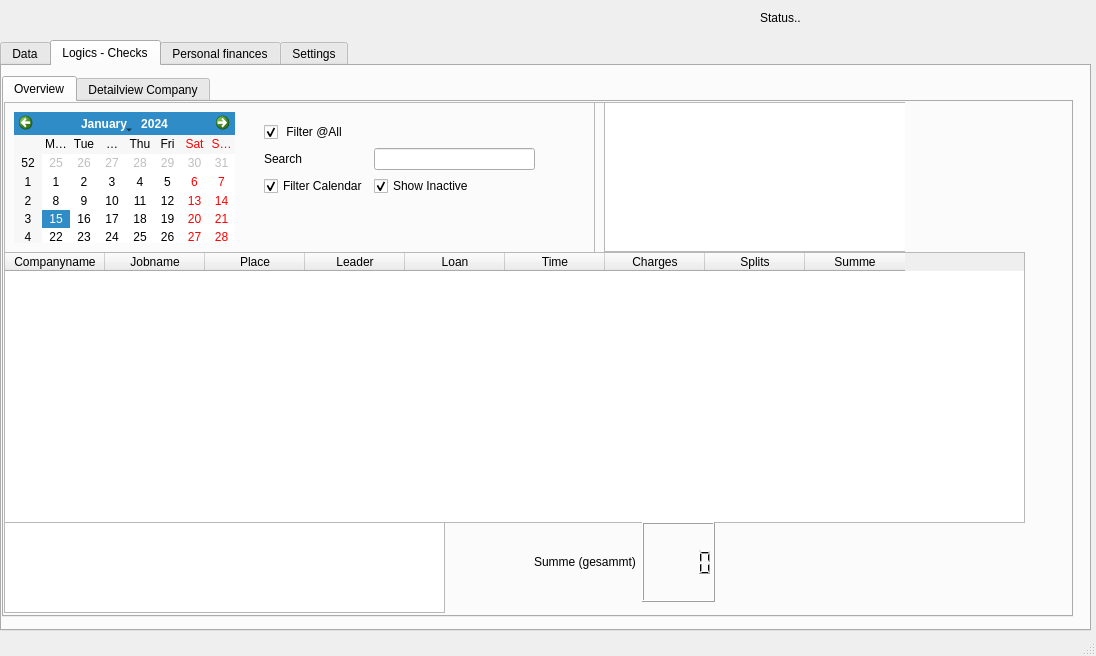
This is gui.ui in hersche/jobManagement as Qt 5 draws it before an edit. The edited form follows.
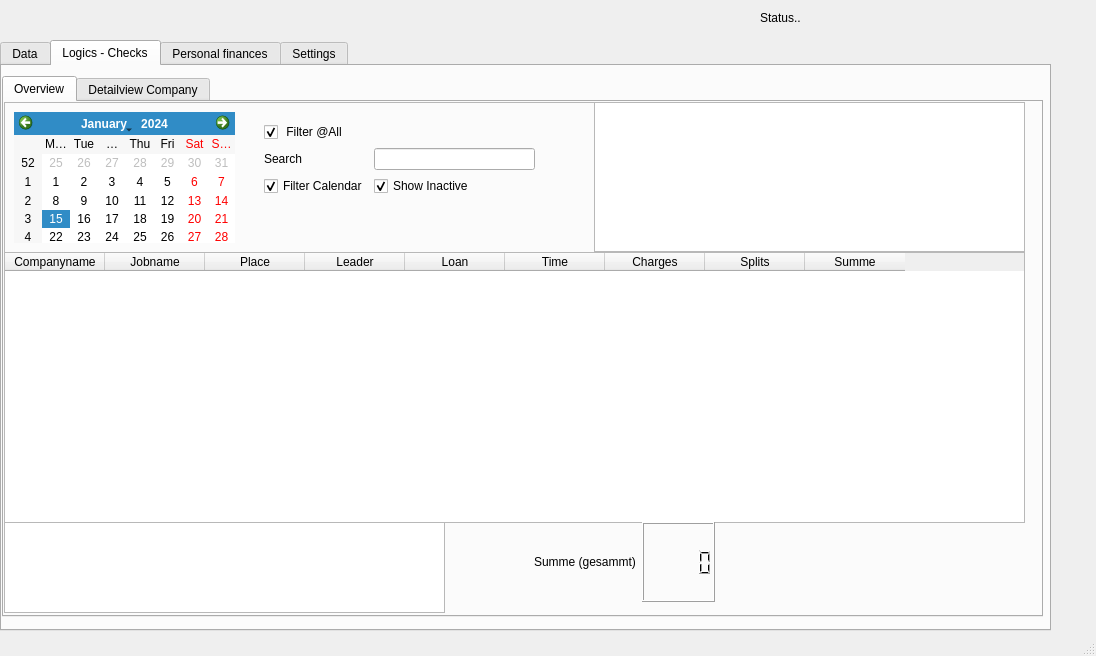
This is the edited form. The open tabs and pages were chosen to show the change. Custom widgets are drawn as their Qt base class.

```diff
--- a/gui.ui
+++ b/gui.ui
@@ -31,7 +31,7 @@
      <rect>
       <x>0</x>
       <y>40</y>
-      <width>1091</width>
+      <width>1051</width>
       <height>591</height>
      </rect>
     </property>
@@ -984,7 +984,7 @@
        <rect>
         <x>0</x>
         <y>10</y>
-        <width>1071</width>
+        <width>1041</width>
         <height>541</height>
        </rect>
       </property>
@@ -1149,7 +1149,7 @@
          <rect>
           <x>590</x>
           <y>0</y>
-          <width>311</width>
+          <width>431</width>
           <height>151</height>
          </rect>
         </property>
@@ -1162,9 +1162,9 @@
         <widget class="QGraphicsView" name="graphView">
          <property name="geometry">
           <rect>
-           <x>10</x>
+           <x>0</x>
            <y>0</y>
-           <width>310</width>
+           <width>431</width>
            <height>150</height>
           </rect>
          </property>
```
Left out of the diff: 2 changed lines with no effect on the pictures.
